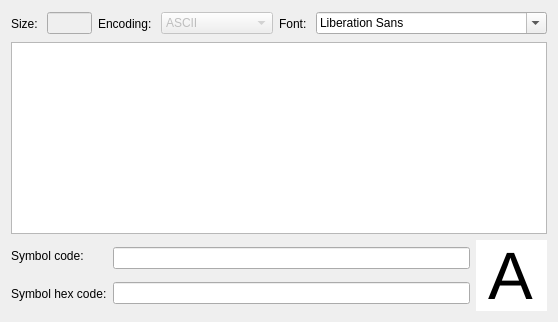
Above: AsciiTable/asciitable.ui from PROPHESSOR/ProHex before the change. Below: the same form after it.
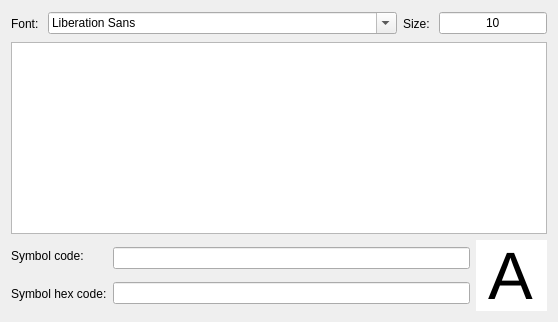
That is the form after the change.

Commit message: [AsciiTable] Реализовано изменение размера

The edit to the form file:
```diff
--- a/AsciiTable/asciitable.ui
+++ b/AsciiTable/asciitable.ui
@@ -15,7 +15,7 @@
   </property>
   <layout class="QVBoxLayout" name="verticalLayout">
    <item>
-    <layout class="QHBoxLayout" name="horizontalLayout" stretch="0,0,0,0,0,0">
+    <layout class="QHBoxLayout" name="horizontalLayout" stretch="0,0,0,0">
      <property name="spacing">
       <number>6</number>
      </property>
@@ -25,6 +25,29 @@
      <property name="bottomMargin">
       <number>0</number>
      </property>
+     <item>
+      <widget class="QLabel" name="label_5">
+       <property name="maximumSize">
+        <size>
+         <width>16777215</width>
+         <height>25</height>
+        </size>
+       </property>
+       <property name="text">
+        <string>Font: </string>
+       </property>
+      </widget>
+     </item>
+     <item>
+      <widget class="QFontComboBox" name="font">
+       <property name="sizePolicy">
+        <sizepolicy hsizetype="MinimumExpanding" vsizetype="Fixed">
+         <horstretch>0</horstretch>
+         <verstretch>0</verstretch>
+        </sizepolicy>
+       </property>
+      </widget>
+     </item>
      <item>
       <widget class="QLabel" name="label_3">
        <property name="minimumSize">
@@ -47,7 +70,7 @@
      <item>
       <widget class="QLineEdit" name="size">
        <property name="enabled">
-        <bool>false</bool>
+        <bool>true</bool>
        </property>
        <property name="maximumSize">
         <size>
@@ -58,6 +81,9 @@
        <property name="inputMask">
         <string>99</string>
        </property>
+       <property name="text">
+        <string>10</string>
+       </property>
        <property name="alignment">
         <set>Qt::AlignCenter</set>
        </property>
@@ -66,80 +92,6 @@
        </property>
       </widget>
      </item>
-     <item>
-      <widget class="QLabel" name="label_4">
-       <property name="maximumSize">
-        <size>
-         <width>16777215</width>
-         <height>25</height>
-        </size>
-       </property>
-       <property name="text">
-        <string>Encoding: </string>
-       </property>
-      </widget>
-     </item>
-     <item>
-      <widget class="QComboBox" name="encoding">
-       <property name="enabled">
-        <bool>false</bool>
-       </property>
-       <property name="sizePolicy">
-        <sizepolicy hsizetype="MinimumExpanding" vsizetype="Fixed">
-         <horstretch>0</horstretch>
-         <verstretch>0</verstretch>
-        </sizepolicy>
-       </property>
-       <item>
-        <property name="text">
-         <string>ASCII</string>
-        </property>
-       </item>
-       <item>
-        <property name="text">
-         <string>UTF-8</string>
-        </property>
-       </item>
-       <item>
-        <property name="text">
-         <string>Latin-4</string>
-        </property>
-       </item>
-       <item>
-        <property name="text">
-         <string>Windows-1251</string>
-        </property>
-       </item>
-       <item>
-        <property name="text">
-         <string>KOI-8</string>
-        </property>
-       </item>
-      </widget>
-     </item>
-     <item>
-      <widget class="QLabel" name="label_5">
-       <property name="maximumSize">
-        <size>
-         <width>16777215</width>
-         <height>25</height>
-        </size>
-       </property>
-       <property name="text">
-        <string>Font: </string>
-       </property>
-      </widget>
-     </item>
-     <item>
-      <widget class="QFontComboBox" name="font">
-       <property name="sizePolicy">
-        <sizepolicy hsizetype="MinimumExpanding" vsizetype="Fixed">
-         <horstretch>0</horstretch>
-         <verstretch>0</verstretch>
-        </sizepolicy>
-       </property>
-      </widget>
-     </item>
     </layout>
    </item>
    <item>
```
The commit also changes 2 other files.
